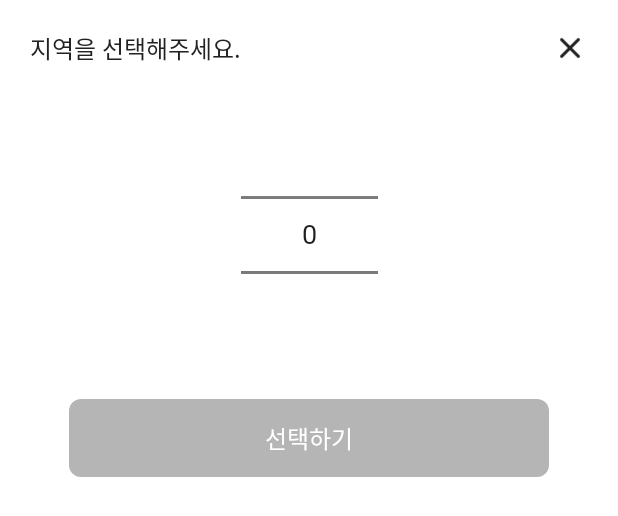
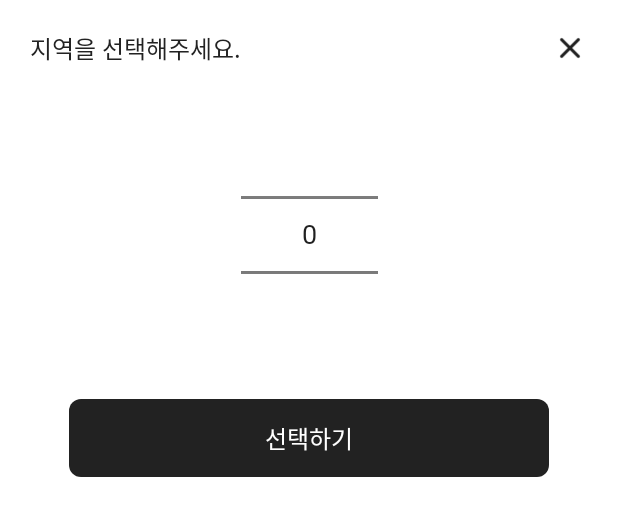
Before and after one commit to wupitch/wupitch-AOS, an Android app: the layout fragment_region_bottom_sheet.xml on its own in the app's theme, with its tools: preview values and no code run, on a phone screen of 412 x 824 dp. Shown: the top 516 px of the screen. Run offline under Robolectric (Android 15) with nearby library versions, the phone set to English and light mode, and no system bars.

Commit message:
지역 바텀시트 기능 구현

```diff
--- a/app/src/main/java/wupitch/android/presentation/signup/RegionBottomSheetFragment.kt
+++ b/app/src/main/java/wupitch/android/presentation/signup/RegionBottomSheetFragment.kt
@@ -1,6 +1,7 @@
 package wupitch.android.presentation.signup
 
 import android.os.Bundle
+import android.util.Log
 import android.view.LayoutInflater
 import android.view.View
 import android.view.ViewGroup
@@ -43,12 +44,26 @@ class RegionBottomSheetFragment
     override fun onViewCreated(view: View, savedInstanceState: Bundle?) {
         super.onViewCreated(view, savedInstanceState)
 
+
+        binding.bottomSheet = this
+        setPicker()
+
+
+    }
+
+    private fun setPicker() {
         binding.pickerRegion.apply {
             minValue = 0
             maxValue = regionList.size -1
             binding.pickerRegion.displayedValues = regionList
         }
+    }
 
+    fun getPickerValue() {
+        val pickedRegion = regionList[binding.pickerRegion.value]
+        Log.d("{RegionBottomSheetFragment.getPickerValue}", pickedRegion)
+        //viewmodel 에게 보내기.
+        dismiss()
     }
 
     override fun onDestroyView() {
--- a/app/src/main/res/drawable/selector_region_bottom_sheet_btn.xml
+++ /dev/null
@@ -1,5 +0,0 @@
-<?xml version="1.0" encoding="utf-8"?>
-<selector xmlns:android="http://schemas.android.com/apk/res/android">
-    <item android:state_activated="true" android:drawable="@drawable/button_region_botton_sheet_active"/>
-    <item android:state_activated="false" android:drawable="@drawable/button_signup_inactive"/>
-</selector>
--- a/app/src/main/res/layout/fragment_region_bottom_sheet.xml
+++ b/app/src/main/res/layout/fragment_region_bottom_sheet.xml
@@ -1,6 +1,12 @@
 <?xml version="1.0" encoding="utf-8"?>
-<androidx.constraintlayout.widget.ConstraintLayout xmlns:android="http://schemas.android.com/apk/res/android"
-    xmlns:app="http://schemas.android.com/apk/res-auto"
+<layout xmlns:android="http://schemas.android.com/apk/res/android"
+    xmlns:app="http://schemas.android.com/apk/res-auto">
+    <data>
+        <variable
+            name="bottomSheet"
+            type="wupitch.android.presentation.signup.RegionBottomSheetFragment" />
+    </data>
+<androidx.constraintlayout.widget.ConstraintLayout
     android:layout_width="match_parent"
     android:layout_height="wrap_content">
 
@@ -27,7 +33,8 @@
         android:background="@android:color/transparent"
         android:src="@drawable/close"
         app:layout_constraintEnd_toEndOf="parent"
-        app:layout_constraintTop_toTopOf="@id/tv_select_region_bottom_sheet" />
+        app:layout_constraintTop_toTopOf="@id/tv_select_region_bottom_sheet"
+        android:onClick="@{() -> bottomSheet.dismiss()}"/>
 
     <NumberPicker
         android:id="@+id/picker_region"
@@ -54,8 +61,10 @@
         android:textColor="@color/white"
         android:fontFamily="@font/noto_sans_kr_bold"
         android:includeFontPadding="false"
-        android:background="@drawable/selector_region_bottom_sheet_btn"
-        android:gravity="center"/>
+        android:background="@drawable/button_region_botton_sheet_active"
+        android:gravity="center"
+        android:onClick="@{() -> bottomSheet.getPickerValue()}"/>
 
 
 </androidx.constraintlayout.widget.ConstraintLayout>
+</layout>
```
